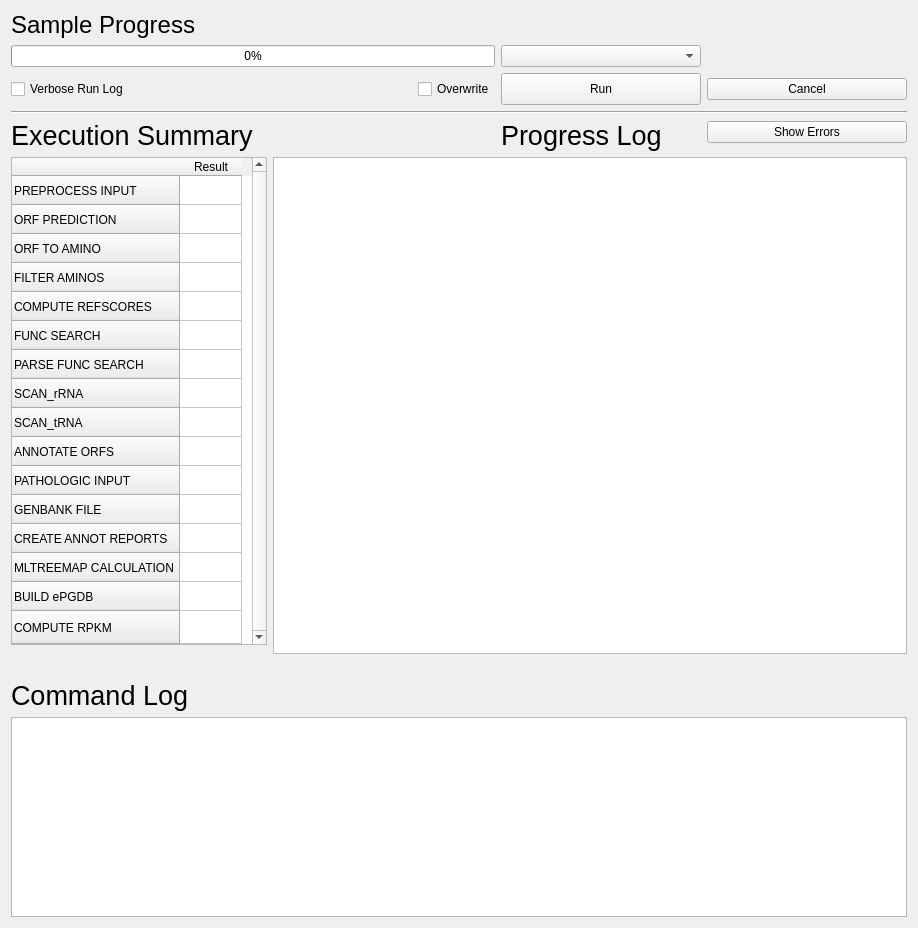
Above: tabs/ProgressDialog.ui from hallamlab/MetaPathwaysGUI before the change. Below: the same form after it.
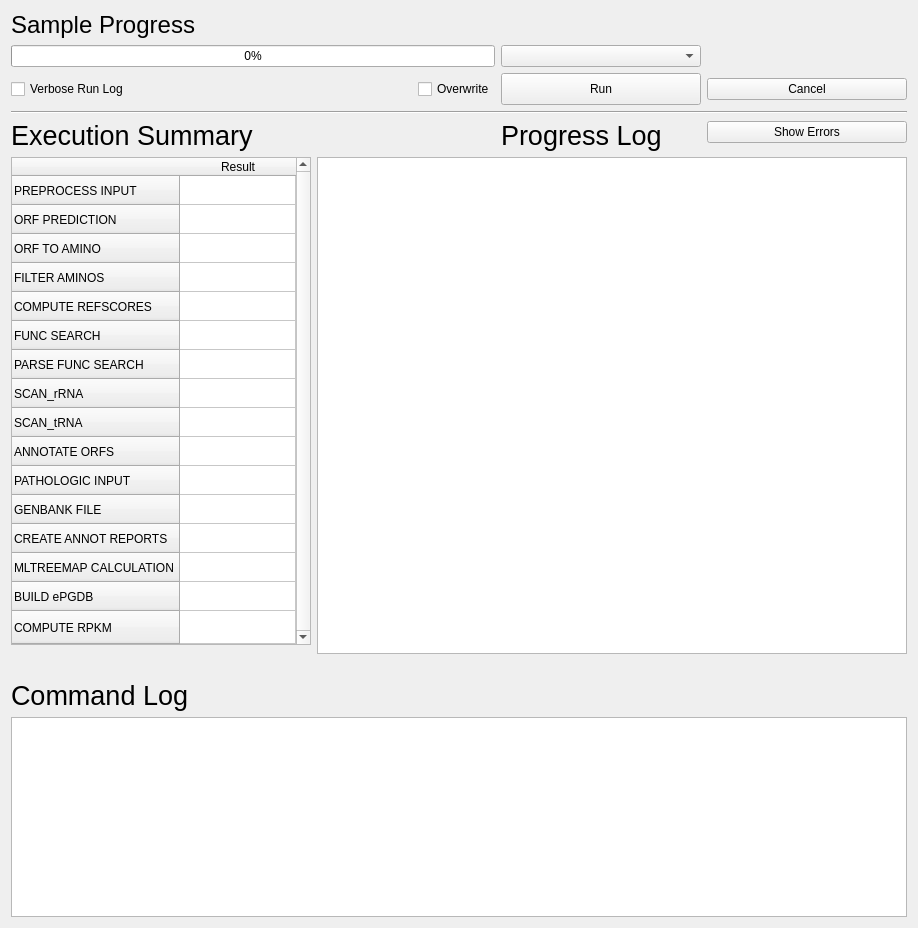
That is the form after the change. Icons and pictures are not drawn.

Commit message: Fixed status table and SECTION header

```diff
--- a/tabs/ProgressDialog.ui
+++ b/tabs/ProgressDialog.ui
@@ -306,11 +306,23 @@
         <bool>true</bool>
        </property>
        <property name="sizePolicy">
-        <sizepolicy hsizetype="Expanding" vsizetype="MinimumExpanding">
+        <sizepolicy hsizetype="Minimum" vsizetype="MinimumExpanding">
          <horstretch>0</horstretch>
          <verstretch>1</verstretch>
         </sizepolicy>
        </property>
+       <property name="minimumSize">
+        <size>
+         <width>300</width>
+         <height>0</height>
+        </size>
+       </property>
+       <property name="layoutDirection">
+        <enum>Qt::LeftToRight</enum>
+       </property>
+       <property name="autoFillBackground">
+        <bool>false</bool>
+       </property>
        <property name="verticalScrollBarPolicy">
         <enum>Qt::ScrollBarAlwaysOn</enum>
        </property>
@@ -326,6 +338,9 @@
        <attribute name="horizontalHeaderMinimumSectionSize">
         <number>30</number>
        </attribute>
+       <attribute name="horizontalHeaderStretchLastSection">
+        <bool>true</bool>
+       </attribute>
        <attribute name="verticalHeaderDefaultSectionSize">
         <number>29</number>
        </attribute>
```
Left out of the diff: 32 changed lines with no effect on the pictures. The commit also changes 1 other file.
